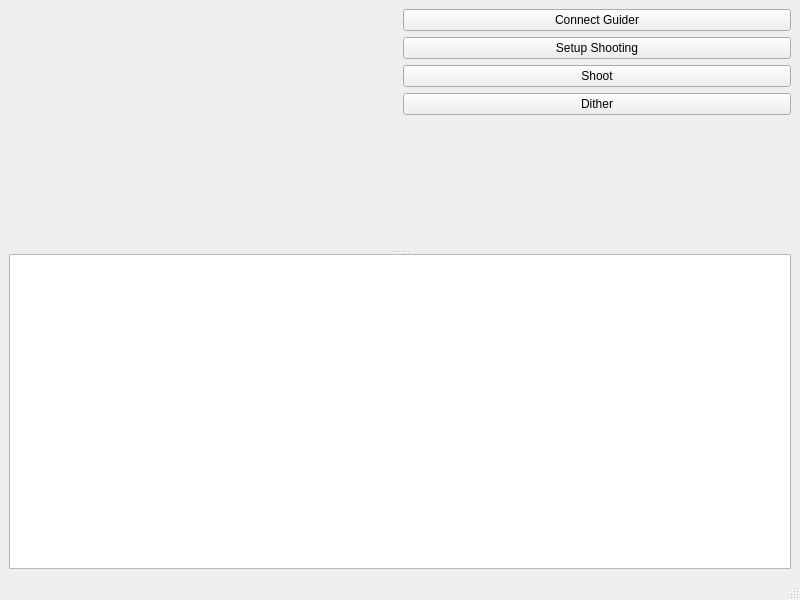
Old version of the form dslr-qt-shooter/dslr_shooter_window.ui in the repository Edlward/GalaxyHunter.
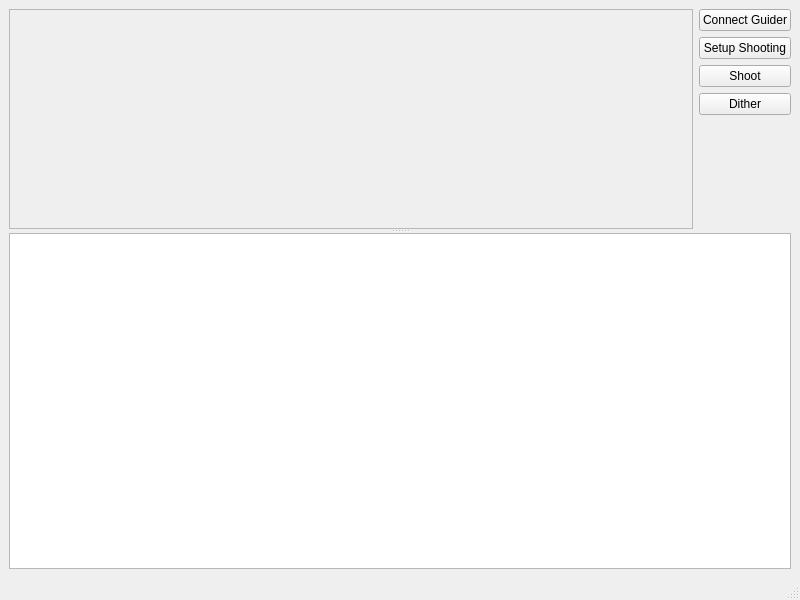
New version of the form.

The edit to the form file:
```diff
--- a/dslr-qt-shooter/dslr_shooter_window.ui
+++ b/dslr-qt-shooter/dslr_shooter_window.ui
@@ -14,19 +14,31 @@
    <string>MainWindow</string>
   </property>
   <widget class="QWidget" name="centralwidget">
-   <layout class="QVBoxLayout" name="verticalLayout_2">
+   <layout class="QVBoxLayout" name="verticalLayout_3">
     <item>
      <widget class="QSplitter" name="splitter">
       <property name="orientation">
        <enum>Qt::Vertical</enum>
       </property>
-      <property name="handleWidth">
-       <number>5</number>
-      </property>
       <widget class="QWidget" name="">
-       <layout class="QHBoxLayout" name="horizontalLayout" stretch="0,0">
+       <layout class="QHBoxLayout" name="horizontalLayout">
         <item>
-         <widget class="QLabel" name="label">
+         <widget class="QScrollArea" name="scrollArea">
+          <property name="widgetResizable">
+           <bool>true</bool>
+          </property>
+          <widget class="QWidget" name="scrollAreaWidgetContents">
+           <property name="geometry">
+            <rect>
+             <x>0</x>
+             <y>0</y>
+             <width>678</width>
+             <height>207</height>
+            </rect>
+           </property>
+           <layout class="QVBoxLayout" name="verticalLayout_2">
+            <item>
+             <widget class="QLabel" name="image">
           <property name="sizePolicy">
            <sizepolicy hsizetype="Preferred" vsizetype="Preferred">
             <horstretch>0</horstretch>
@@ -36,6 +48,13 @@
           <property name="text">
            <string/>
           </property>
+              <property name="scaledContents">
+               <bool>true</bool>
+              </property>
+             </widget>
+            </item>
+           </layout>
+          </widget>
          </widget>
         </item>
         <item>
@@ -69,17 +88,11 @@
            </widget>
           </item>
           <item>
-           <spacer name="verticalSpacer">
-            <property name="orientation">
-             <enum>Qt::Vertical</enum>
+           <widget class="QLabel" name="camera_infos">
+            <property name="text">
+             <string/>
             </property>
-            <property name="sizeHint" stdset="0">
-             <size>
-              <width>20</width>
-              <height>40</height>
-             </size>
-            </property>
-           </spacer>
+           </widget>
           </item>
          </layout>
         </item>
```
Lines whose indentation alone changed are shown as unchanged.
